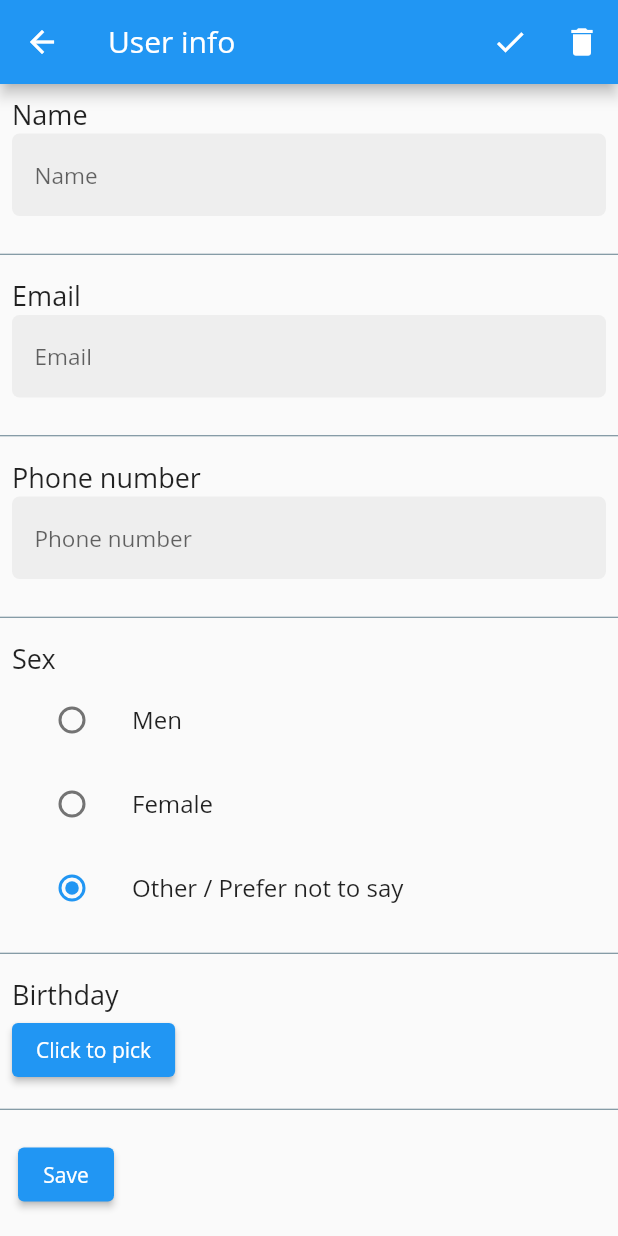
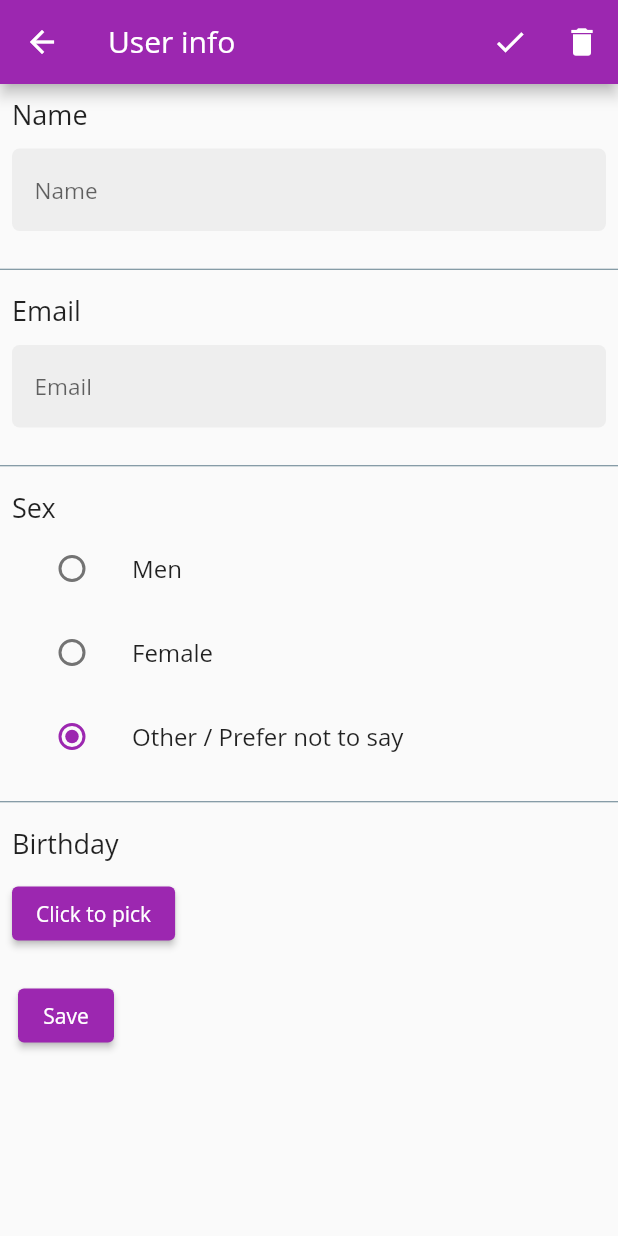
Before and after one commit to Luvkitri/alergen-frontend, a Flutter app: the UserInfoFormView screen opened directly, on a phone screen of 412 x 824 dp. Run offline on Flutter 3.47's test engine with Material 2 defaults, Android fonts, the phone set to English and light mode, and no system bars; our stand-ins replace flutter_local_notifications, flutter_secure_storage, geolocator, get_it, stacked, timezone; missing offline and left inert: flutter_barcode_scanner; accounts and stored records are empty; network calls fail; Roboto replaces fonts that are missing (Open Sans).

Commit message:
map, main window logo, user info window changes

```diff
--- a/lib/main.dart
+++ b/lib/main.dart
@@ -34,6 +34,7 @@ class MyApp extends StatelessWidget {
       navigatorKey: locator<NavigationService>().navigationKey,
       theme: ThemeData(
         primaryColor: primaryColor,
+        primarySwatch: Colors.purple,
         backgroundColor: backgroundColor,
         textTheme: Theme.of(context).textTheme.apply(
               fontFamily: 'Open Sans',
--- a/lib/ui/shared/app_colors.dart
+++ b/lib/ui/shared/app_colors.dart
@@ -1,6 +1,6 @@
 import 'package:flutter/material.dart';
 
-const Color primaryColor = Color(0xFF6200EE);
-const Color secondaryColor = Color(0xFF3700B3);
+const Color primaryColor = Color(0xFFAB47BC);
+const Color secondaryColor = Color(0xFF1DE9B6);
 const Color backgroundColor = Color(0xFF3700B3);
 const Color busyButtonColor = Color(0xFFF45B69);
--- a/lib/ui/views/user_info_form_view.dart
+++ b/lib/ui/views/user_info_form_view.dart
@@ -36,12 +36,9 @@ class UserInfoFormView extends StatelessWidget {
               smallSpacedDivider,
               userInfoFormField('Email', model.emailController),
               smallSpacedDivider,
-              userInfoFormField('Phone number', model.phoneNumberController),
-              smallSpacedDivider,
               userInfoSexSelector(model),
               smallSpacedDivider,
               userBirthdayField(context, model),
-              smallSpacedDivider,
               Padding(
                 padding: const EdgeInsets.all(12.0),
                 child: ElevatedButton(
@@ -62,6 +59,7 @@ class UserInfoFormView extends StatelessWidget {
         mainAxisAlignment: MainAxisAlignment.start,
         children: [
           const Text('Birthday', style: TextStyle(fontSize: 18)),
+          verticalSpaceSmall,
           ElevatedButton(
               onPressed: () {
                 model.showBirthdayPicker(context);
@@ -81,6 +79,7 @@ class UserInfoFormView extends StatelessWidget {
         crossAxisAlignment: CrossAxisAlignment.start,
         children: [
           Text(title, style: const TextStyle(fontSize: 18)),
+          verticalSpaceSmall,
           InputField(
             controller: controller,
             placeholder: title,
```
Also changed, not shown: lib/ui/views/start_up_view.dart (+7 -2 lines), assets/images/polskaAlergia0.png, assets/images/polskaAlergia1.png, assets/images/polskaAlergia2.png, assets/images/polskaAlergia3.png, assets/images/polskaAlergia4.png.
